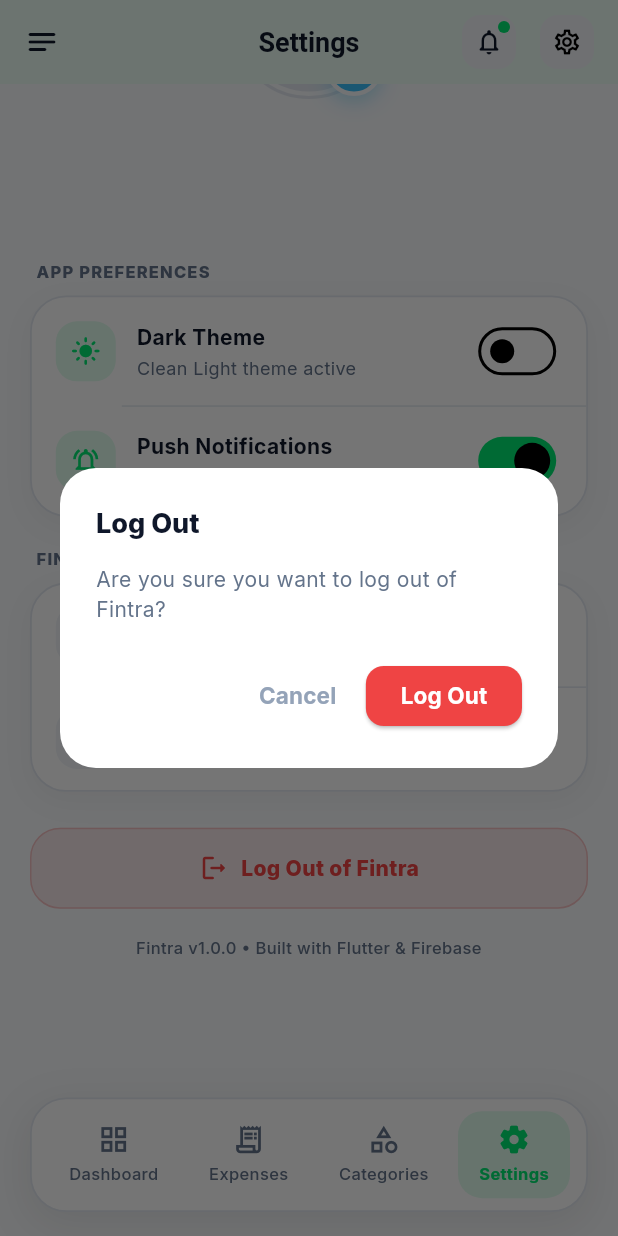
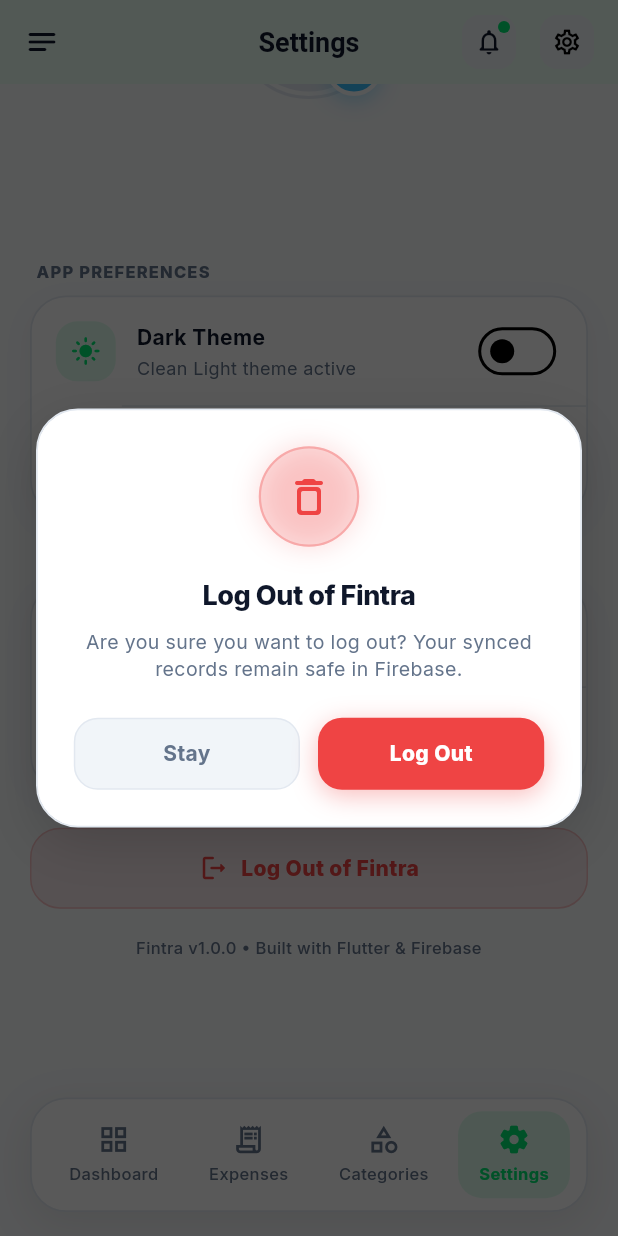
Before and after one commit to Binu0714/Fintra---Expense_Tracker, a Flutter app: the MainShellScreen screen opened directly, item 4 of the bottom bar chosen, scrolled down 120 dp, after a tap on "Log Out of Fintra", on a phone screen of 412 x 824 dp. Run offline on Flutter 3.47's test engine with Material 3 defaults, Android fonts, the phone set to English and light mode, and no system bars; our stand-ins replace cloud_firestore, firebase_auth, firebase_core, fl_chart, google_fonts; accounts and stored records are empty.

Commit message:
feat(auth): add FintraDialog logout confirmation and Firebase signOut to Sidebar and Settings

```diff
--- a/lib/data/repositories/auth_repository.dart
+++ b/lib/data/repositories/auth_repository.dart
@@ -75,6 +75,7 @@
     return _firestore.collection('users').doc(user.uid).snapshots();
   }
 
+  // update
   Future<void> updateUserProfile({
     required String name,
     required String email,
@@ -93,6 +94,11 @@
     } catch (e) {
       throw 'Failed to update profile: $e';
     }
+  }
+
+  // sign out
+  Future<void> signOut() async {
+    await _auth.signOut();
   }
 
   String _handleAuthException(FirebaseAuthException e) {
--- a/lib/presentation/screens/add_edit_expense_bottom_sheet.dart
+++ b/lib/presentation/screens/add_edit_expense_bottom_sheet.dart
@@ -408,7 +408,7 @@
                 child: Container(
                   height: 54,
                   decoration: BoxDecoration(
-                    gradient: AppColors.primaryGradient,
+                    color: AppColors.primaryMint ,
                     borderRadius: BorderRadius.circular(16),
                     boxShadow: [
                       BoxShadow(
--- a/lib/presentation/screens/login_screen.dart
+++ b/lib/presentation/screens/login_screen.dart
@@ -252,7 +252,7 @@
                         Container(
                           height: 52,
                           decoration: BoxDecoration(
-                            gradient: AppColors.primaryGradient,
+                            color: AppColors.primaryMint,
                             borderRadius: BorderRadius.circular(14),
                             boxShadow: [
                               BoxShadow(
--- a/lib/presentation/screens/settings_screen.dart
+++ b/lib/presentation/screens/settings_screen.dart
@@ -2,11 +2,14 @@
 import '../../core/animations/staggered_slide_fade.dart';
 import '../../core/theme/app_colors.dart';
 import '../../core/theme/theme_controller.dart';
+import '../../data/repositories/auth_repository.dart';
+import '../widgets/common/fintra_dialog.dart';
 import '../widgets/settings/edit_profile_bottom_sheet.dart';
 import '../widgets/settings/settings_action_tile.dart';
 import '../widgets/settings/settings_section_card.dart';
 import '../widgets/settings/settings_toggle_tile.dart';
 import '../widgets/settings/user_profile_card.dart';
+import 'login_screen.dart';
 
 class SettingsScreen extends StatefulWidget {
   final String userName;
@@ -54,36 +57,24 @@
   }
 
   void _onLogout() {
-    showDialog(
-      context: context,
-      builder: (ctx) => AlertDialog(
-        backgroundColor: Theme.of(ctx).brightness == Brightness.dark
-            ? AppColors.darkCard
-            : AppColors.lightCard,
-        shape: RoundedRectangleBorder(borderRadius: BorderRadius.circular(24)),
-        title: const Text('Log Out', style: TextStyle(fontWeight: FontWeight.w800)),
-        content: const Text('Are you sure you want to log out of Fintra?'),
-        actions: [
-          TextButton(
-            onPressed: () => Navigator.pop(ctx),
-            child: const Text('Cancel', style: TextStyle(color: AppColors.darkTextSecondary)),
-          ),
-          ElevatedButton(
-            onPressed: () {
-              Navigator.pop(ctx);
-              ScaffoldMessenger.of(context).showSnackBar(
-                const SnackBar(content: Text('Logged out')),
-              );
-            },
-            style: ElevatedButton.styleFrom(
-              backgroundColor: AppColors.error,
-              shape: RoundedRectangleBorder(borderRadius: BorderRadius.circular(12)),
-            ),
-            child: const Text('Log Out',
-                style: TextStyle(color: Colors.white, fontWeight: FontWeight.bold)),
-          ),
-        ],
-      ),
+    FintraDialog.show(
+      context,
+      type: DialogType.danger,
+      title: 'Log Out of Fintra',
+      message: 'Are you sure you want to log out? Your synced records remain safe in Firebase.',
+      confirmText: 'Log Out',
+      cancelText: 'Stay',
+      onConfirm: () async {
+        final authRepo = AuthRepository();
+        await authRepo.signOut();
+
+        if (!mounted) return;
+
+        Navigator.of(context, rootNavigator: true).pushAndRemoveUntil(
+          MaterialPageRoute(builder: (_) => const LoginScreen()),
+              (route) => false,
+        );
+      },
     );
   }
 
--- a/lib/presentation/screens/signup_screen.dart
+++ b/lib/presentation/screens/signup_screen.dart
@@ -289,8 +289,7 @@
                         Container(
                           height: 52,
                           decoration: BoxDecoration(
-                            gradient: AppColors.primaryGradient,
-                            borderRadius: BorderRadius.circular(14),
+                            color: AppColors.primaryMint,                            borderRadius: BorderRadius.circular(14),
                             boxShadow: [
                               BoxShadow(
                                 color: AppColors.primaryMint.withValues(alpha: 0.35),
```
Also changed, not shown: lib/presentation/widgets/common/custom_sidebar.dart (+26 -2 lines).
